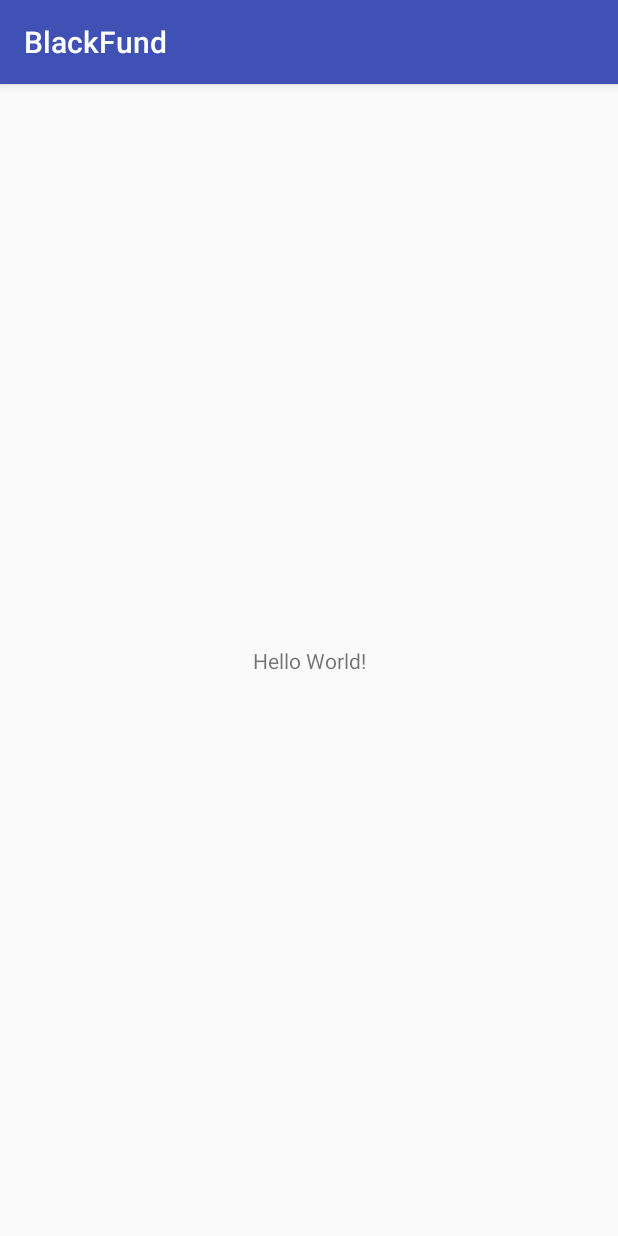
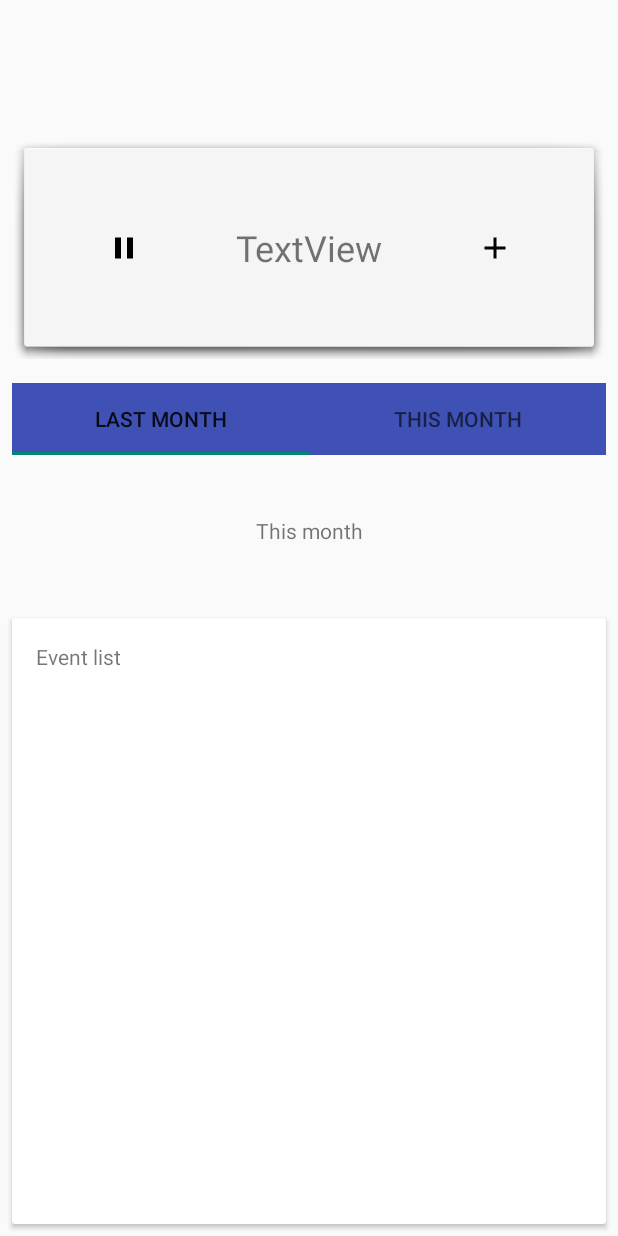
Before and after one commit to TechkidsAndroid11/First-Project-Team-2-Black-Fund, an Android app: the screen it shows after launch (MainActivity), on a phone screen of 412 x 824 dp. Run offline under Robolectric (Android 15) with nearby library versions, the phone set to English and light mode, and no system bars.

Commit message:
add Main Activity

```diff
--- a/BlackFund/app/build.gradle
+++ b/BlackFund/app/build.gradle
@@ -26,5 +26,10 @@ dependencies {
     })
     compile 'com.android.support:appcompat-v7:26.+'
     compile 'com.android.support.constraint:constraint-layout:1.0.2'
+    compile 'com.readystatesoftware.sqliteasset:sqliteassethelper:+'
+    compile 'com.android.support:cardview-v7:26.+'
+    compile 'com.android.support:recyclerview-v7:26.+'
+    compile 'com.squareup.picasso:picasso:2.5.2'
+    compile 'com.android.support:design:26.+'
     testCompile 'junit:junit:4.12'
 }
--- a/BlackFund/app/src/main/AndroidManifest.xml
+++ b/BlackFund/app/src/main/AndroidManifest.xml
@@ -9,14 +9,16 @@
         android:roundIcon="@mipmap/ic_launcher_round"
         android:supportsRtl="true"
         android:theme="@style/AppTheme">
-        <activity android:name=".MainActivity">
+        <activity android:name=".activities.MainActivity"
+            android:theme="@style/Theme.AppCompat.Light.NoActionBar">
             <intent-filter>
                 <action android:name="android.intent.action.MAIN" />
 
                 <category android:name="android.intent.category.LAUNCHER" />
             </intent-filter>
         </activity>
-        <activity android:name=".ThemGhiChu"></activity>
+        <activity android:name=".activities.ThemGhiChu"
+            android:theme="@style/Theme.AppCompat.Light.NoActionBar"></activity>
     </application>
 
 </manifest>
--- a/BlackFund/app/src/main/java/com/example/admins/blackfund/MainActivity.java
+++ /dev/null
@@ -1,29 +0,0 @@
-package com.example.admins.blackfund;
-
-import android.content.Intent;
-import android.support.v7.app.AppCompatActivity;
-import android.os.Bundle;
-import android.view.View;
-import android.widget.TextView;
-
-public class MainActivity extends AppCompatActivity {
-    TextView tvhell;
-
-
-    @Override
-    protected void onCreate(Bundle savedInstanceState) {
-        super.onCreate(savedInstanceState);
-        setContentView(R.layout.activity_main);
-        tvhell= (TextView) findViewById(R.id.tv_hel);
-        tvhell.setOnClickListener(new View.OnClickListener() {
-            @Override
-            public void onClick(View view) {
-                Intent intent=new Intent(MainActivity.this,ThemGhiChu.class);
-                startActivity(intent);
-            }
-        });
-
-    }
-
-
-    }
--- /dev/null
+++ b/BlackFund/app/src/main/java/com/example/admins/blackfund/activities/MainActivity.java
@@ -0,0 +1,47 @@
+package com.example.admins.blackfund.activities;
+
+import android.content.Intent;
+import android.support.v4.view.ViewPager;
+import android.support.v7.app.AppCompatActivity;
+import android.os.Bundle;
+import android.view.View;
+import android.widget.ImageView;
+import android.widget.ListView;
+import android.widget.TextView;
+
+import com.example.admins.blackfund.R;
+import com.example.admins.blackfund.adapters.OverviewPagerAdapter;
+
+public class MainActivity extends AppCompatActivity {
+    private ImageView ivPlus;
+    private ViewPager vpOverview;
+    private ListView lvEvent;
+
+    @Override
+    protected void onCreate(Bundle savedInstanceState) {
+        super.onCreate(savedInstanceState);
+        setContentView(R.layout.activity_main);
+
+        setupUI();
+        addListeners();
+    }
+
+    private void addListeners() {
+        ivPlus.setOnClickListener(new View.OnClickListener() {
+            @Override
+            public void onClick(View view) {
+                Intent intent=new Intent(MainActivity.this,ThemGhiChu.class);
+                startActivity(intent);
+            }
+        });
+    }
+
+    private void setupUI() {
+        vpOverview = (ViewPager) findViewById(R.id.vp_overview);
+        vpOverview.setAdapter(new OverviewPagerAdapter(getSupportFragmentManager()));
+
+        ivPlus = (ImageView) findViewById(R.id.iv_plus);
+    }
+
+
+}
--- /dev/null
+++ b/BlackFund/app/src/main/java/com/example/admins/blackfund/activities/OverviewFragment.java
@@ -0,0 +1,23 @@
+package com.example.admins.blackfund.activities;
+
+import android.os.Bundle;
+import android.support.annotation.Nullable;
+import android.support.v4.app.Fragment;
+import android.view.LayoutInflater;
+import android.view.View;
+import android.view.ViewGroup;
+
+import com.example.admins.blackfund.R;
+
+/**
+ * Created by Son Hoang on 10/24/2017.
+ */
+
+public class OverviewFragment extends Fragment {
+
+    @Nullable
+    @Override
+    public View onCreateView(LayoutInflater inflater, @Nullable ViewGroup container, @Nullable Bundle savedInstanceState) {
+        return inflater.inflate(R.layout.overview_fragment_tab, container, false);
+    }
+}
--- a/BlackFund/app/src/main/java/com/example/admins/blackfund/ThemGhiChu.java
+++ b/BlackFund/app/src/main/java/com/example/admins/blackfund/activities/ThemGhiChu.java
@@ -1,4 +1,4 @@
-package com.example.admins.blackfund;
+package com.example.admins.blackfund.activities;
 
 import android.app.DatePickerDialog;
 import android.icu.util.Calendar;
@@ -8,6 +8,8 @@ import android.os.Bundle;
 import android.view.View;
 import android.widget.*;
 import android.widget.DatePicker;
+
+import com.example.admins.blackfund.R;
 
 public class ThemGhiChu extends AppCompatActivity {
     private EditText etDate;
--- /dev/null
+++ b/BlackFund/app/src/main/java/com/example/admins/blackfund/adapters/OverviewPagerAdapter.java
@@ -0,0 +1,41 @@
+package com.example.admins.blackfund.adapters;
+
+import android.support.v4.app.Fragment;
+import android.support.v4.app.FragmentManager;
+import android.support.v4.app.FragmentPagerAdapter;
+
+import com.example.admins.blackfund.activities.OverviewFragment;
+
+/**
+ * Created by Son Hoang on 10/24/2017.
+ */
+
+public class OverviewPagerAdapter extends FragmentPagerAdapter {
+    private static final int PAGE_COUNT = 2;
+    private String tabTitles[] = new String[]{"Last month", "This month"};
+
+    public OverviewPagerAdapter(FragmentManager fm) {
+        super(fm);
+    }
+
+    @Override
+    public Fragment getItem(int position) {
+        switch (position){
+            case 0:
+                return new OverviewFragment();
+            case 1:
+                return new OverviewFragment();
+        }
+        return null;
+    }
+
+    @Override
+    public int getCount() {
+        return PAGE_COUNT;
+    }
+
+    @Override
+    public CharSequence getPageTitle(int position) {
+        return tabTitles[position];
+    }
+}
--- a/BlackFund/app/src/main/java/com/example/admins/blackfund/Database.java
+++ b/BlackFund/app/src/main/java/com/example/admins/blackfund/databases/BlackFundDatabase.java
@@ -1,12 +1,13 @@
-package com.example.admins.blackfund;
+package com.example.admins.blackfund.databases;
 
 import android.content.Context;
 import android.database.Cursor;
-import android.database.DatabaseErrorHandler;
 import android.database.SQLException;
 import android.database.sqlite.SQLiteDatabase;
 import android.database.sqlite.SQLiteOpenHelper;
 import android.util.Log;
+
+import com.example.admins.blackfund.models.GhiChu;
 
 import java.util.ArrayList;
 
@@ -14,10 +15,9 @@ import java.util.ArrayList;
  * Created by Admins on 10/23/2017.
  */
 
-public class Database extends SQLiteOpenHelper {
+public class BlackFundDatabase extends SQLiteOpenHelper {
     public static final String TABLE_NOTE = "TB_GHiCHU";
     public static final String DATABASE_NAME="ghiChu.db";
-
     public static final int DATA_VERSION = 1;
     public static final String KEY_ID_GHICHU = "id";
     public static final String KEY_TIEN = "TIEN";
@@ -25,43 +25,44 @@ public class Database extends SQLiteOpenHelper {
     public static final String KEY_DATE = "DATE";
     private static final String KEY_CHONNHOM="LYDO";
 
+    public static final String CREAT_TABLE_GHICHU = "CREATE TABLE " +
+            TABLE_NOTE + "(" +
+            KEY_ID_GHICHU + " INTEGER PRIMARY KEY AUTOINCREMENT NOT NULL" + ", " +
+            KEY_TIEN + " TEXT NOT NULL" + "," +
+            KEY_CHONNHOM + " TEXT NOT NULL"+ "," +
+            KEY_GHICHU + " TEXT NOT NULL "+ "," +
+            KEY_DATE + " TEXT NOT NULL " + ")";
 
+    private static final String TAG = BlackFundDatabase.class.toString() ;
+    private SQLiteDatabase db;
+    public static BlackFundDatabase blackFundDatabase;
 
-    public static final String CREAT_TABLE_GHICHU = "CREATE TABLE " + TABLE_NOTE + "(" +
-            KEY_ID_GHICHU + " INTEGER PRIMARY KEY AUTOINCREMENT NOT NULL" +
-            ", " + KEY_TIEN + " TEXT NOT NULL" +
-            "," + KEY_CHONNHOM + " TEXT NOT NULL"+ "," + KEY_GHICHU + " TEXT NOT NULL "+ "," + KEY_DATE + " TEXT NOT NULL " + ")";
-    private static final String TAG = Database.class.toString() ;
+    public static BlackFundDatabase getInstance(Context context) {
+        if (blackFundDatabase == null) {
+            blackFundDatabase = new BlackFundDatabase(context);
+        }
+        return blackFundDatabase;
+    }
 
-    private SQLiteDatabase db;
-    public static Database database;
-    public static Database getInstance(Context context) {
-        if (database == null) {
-            database = new Database (context);
-        }
-        return database;
-    }
-    public Database (Context context) {
+    public BlackFundDatabase(Context context) {
         super(context, DATABASE_NAME, null, DATA_VERSION);
     }
 
     @Override
     public void onCreate(SQLiteDatabase sqLiteDatabase) {
         try {
-            // tao database
+            // tao blackFundDatabase
             db.execSQL(CREAT_TABLE_GHICHU);
         } catch (SQLException e) {
             e.printStackTrace();
         }
     }
 
-
-
-
     @Override
     public void onUpgrade(SQLiteDatabase sqLiteDatabase, int i, int i1) {
 
     }
+
     public ArrayList<GhiChu> getListGhiChu() {
         ArrayList<GhiChu> list = new ArrayList<>();
         getWritableDatabase();
--- a/BlackFund/app/src/main/java/com/example/admins/blackfund/GhiChu.java
+++ b/BlackFund/app/src/main/java/com/example/admins/blackfund/models/GhiChu.java
@@ -1,4 +1,4 @@
-package com.example.admins.blackfund;
+package com.example.admins.blackfund.models;
 
 import java.io.Serializable;
 
--- /dev/null
+++ b/BlackFund/app/src/main/res/drawable/ic_add_black_24dp.xml
@@ -0,0 +1,9 @@
+<vector xmlns:android="http://schemas.android.com/apk/res/android"
+        android:width="24dp"
+        android:height="24dp"
+        android:viewportWidth="24.0"
+        android:viewportHeight="24.0">
+    <path
+        android:fillColor="#FF000000"
+        android:pathData="M19,13h-6v6h-2v-6H5v-2h6V5h2v6h6v2z"/>
+</vector>
--- /dev/null
+++ b/BlackFund/app/src/main/res/drawable/ic_pause_black_24dp.xml
@@ -0,0 +1,9 @@
+<vector xmlns:android="http://schemas.android.com/apk/res/android"
+        android:width="24dp"
+        android:height="24dp"
+        android:viewportWidth="24.0"
+        android:viewportHeight="24.0">
+    <path
+        android:fillColor="#FF000000"
+        android:pathData="M6,19h4L10,5L6,5v14zM14,5v14h4L18,5h-4z"/>
+</vector>
--- a/BlackFund/app/src/main/res/layout/activity_main.xml
+++ b/BlackFund/app/src/main/res/layout/activity_main.xml
@@ -4,16 +4,154 @@
     xmlns:tools="http://schemas.android.com/tools"
     android:layout_width="match_parent"
     android:layout_height="match_parent"
-    tools:context="com.example.admins.blackfund.MainActivity">
+    tools:context="com.example.admins.blackfund.activities.MainActivity">
+
+    <android.support.constraint.Guideline
+        android:id="@+id/guideline4"
+        android:layout_width="wrap_content"
+        android:layout_height="wrap_content"
+        android:orientation="horizontal"
+        app:layout_constraintGuide_percent="0.1"
+        tools:layout_editor_absoluteY="60dp"
+        tools:layout_editor_absoluteX="0dp" />
+
+    <android.support.constraint.Guideline
+        android:id="@+id/guideline5"
+        android:layout_width="wrap_content"
+        android:layout_height="wrap_content"
+        android:orientation="horizontal"
+        app:layout_constraintGuide_percent="0.30016583"
+        tools:layout_editor_absoluteY="181dp"
+        tools:layout_editor_absoluteX="0dp" />
+
+    <android.support.constraint.Guideline
+        android:id="@+id/guideline"
+        android:layout_width="wrap_content"
+        android:layout_height="wrap_content"
+        android:orientation="horizontal"
+        app:layout_constraintGuide_percent="0.5" />
+
+    <View
+        android:id="@+id/v_money_content"
+        android:layout_width="0dp"
+        android:layout_height="0dp"
+        android:layout_marginBottom="8dp"
+        android:layout_marginEnd="8dp"
+        android:layout_marginLeft="8dp"
+        android:layout_marginRight="8dp"
+        android:layout_marginStart="8dp"
+        android:layout_marginTop="8dp"
+        android:background="@android:drawable/dialog_holo_light_frame"
+        app:layout_constraintBottom_toTopOf="@+id/guideline5"
+        app:layout_constraintHorizontal_bias="0.0"
+        app:layout_constraintLeft_toLeftOf="parent"
+        app:layout_constraintRight_toRightOf="parent"
+        app:layout_constraintTop_toTopOf="@+id/guideline4"
+        app:layout_constraintVertical_bias="0.0" />
+
+    <!--<ListView-->
+    <!--android:id="@+id/lv_item_list"-->
+    <!--android:layout_width="0dp"-->
+    <!--android:layout_height="0dp"-->
+    <!--android:layout_marginBottom="8dp"-->
+    <!--android:layout_marginLeft="8dp"-->
+    <!--android:layout_marginRight="8dp"-->
+    <!--android:layout_marginTop="8dp"-->
+    <!--app:layout_constraintBottom_toBottomOf="parent"-->
+    <!--app:layout_constraintHorizontal_bias="0.0"-->
+    <!--app:layout_constraintLeft_toLeftOf="parent"-->
+    <!--app:layout_constraintRight_toRightOf="parent"-->
+    <!--app:layout_constraintTop_toTopOf="@+id/guideline"-->
+    <!--app:layout_constraintVertical_bias="0.494" />-->
 
     <TextView
+        android:id="@+id/tv_money"
         android:layout_width="wrap_content"
         android:layout_height="wrap_content"
-        android:text="Hello World!"
-        android:id="@+id/tv_hel"
-        app:layout_constraintBottom_toBottomOf="parent"
+        android:layout_marginBottom="8dp"
+        android:layout_marginLeft="8dp"
+        android:layout_marginRight="8dp"
+        android:layout_marginTop="8dp"
+        android:text="TextView"
+        android:textSize="24sp"
+        app:layout_constraintBottom_toBottomOf="@+id/v_money_content"
+        app:layout_constraintLeft_toLeftOf="@+id/v_money_content"
+        app:layout_constraintRight_toRightOf="@+id/v_money_content"
+        app:layout_constraintTop_toTopOf="@+id/v_money_content" />
+
+    <ImageView
+        android:id="@+id/iv_plus"
+        android:layout_width="wrap_content"
+        android:layout_height="wrap_content"
+        android:layout_marginBottom="8dp"
+        android:layout_marginLeft="8dp"
+        android:layout_marginRight="8dp"
+        android:layout_marginTop="8dp"
+        app:layout_constraintBottom_toTopOf="@+id/guideline5"
+        app:layout_constraintLeft_toRightOf="@+id/tv_money"
+        app:layout_constraintRight_toRightOf="@+id/v_money_content"
+        app:layout_constraintTop_toTopOf="@+id/guideline4"
+        app:srcCompat="@drawable/ic_add_black_24dp" />
+
+    <ImageView
+        android:id="@+id/iv_minus"
+        android:layout_width="wrap_content"
+        android:layout_height="wrap_content"
+        android:layout_marginBottom="8dp"
+        android:layout_marginLeft="8dp"
+        android:layout_marginRight="8dp"
+        android:layout_marginTop="8dp"
+        app:layout_constraintBottom_toTopOf="@+id/guideline5"
+        app:layout_constraintLeft_toLeftOf="@+id/v_money_content"
+        app:layout_constraintRight_toLeftOf="@+id/tv_money"
+        app:layout_constraintTop_toTopOf="@+id/guideline4"
+        app:srcCompat="@drawable/ic_pause_black_24dp" />
+
+    <android.support.v4.view.ViewPager
+        android:id="@+id/vp_overview"
+        android:layout_width="0dp"
+        android:layout_height="0dp"
+        android:layout_marginBottom="8dp"
+        android:layout_marginLeft="8dp"
+        android:layout_marginRight="8dp"
+        android:layout_marginTop="8dp"
+        app:layout_constraintBottom_toTopOf="@+id/cv_overview"
+        app:layout_constraintHorizontal_bias="0.0"
         app:layout_constraintLeft_toLeftOf="parent"
         app:layout_constraintRight_toRightOf="parent"
-        app:layout_constraintTop_toTopOf="parent" />
+        app:layout_constraintTop_toTopOf="@+id/guideline5"
+        app:layout_constraintVertical_bias="0.0">
+
+        <android.support.design.widget.TabLayout
+            android:id="@+id/tl_overview_tab"
+            android:layout_width="match_parent"
+            android:layout_height="wrap_content"
+            android:background="@color/colorPrimary">
+
+        </android.support.design.widget.TabLayout>
+    </android.support.v4.view.ViewPager>
+
+    <android.support.v7.widget.CardView
+        android:id="@+id/cv_overview"
+        android:layout_width="0dp"
+        android:layout_height="0dp"
+        android:layout_marginBottom="8dp"
+        android:layout_marginLeft="8dp"
+        android:layout_marginRight="8dp"
+        android:layout_marginTop="0dp"
+        app:layout_constraintBottom_toBottomOf="parent"
+        app:layout_constraintHorizontal_bias="1.0"
+        app:layout_constraintLeft_toLeftOf="parent"
+        app:layout_constraintRight_toRightOf="parent"
+        app:layout_constraintTop_toTopOf="@+id/guideline"
+        app:layout_constraintVertical_bias="1.0">
+
+        <TextView
+            android:layout_width="wrap_content"
+            android:layout_height="wrap_content"
+            android:layout_margin="@dimen/margin_def"
+            android:text="Event list" />
+
+    </android.support.v7.widget.CardView>
 
 </android.support.constraint.ConstraintLayout>
--- a/BlackFund/app/src/main/res/layout/activity_them_giao_dich.xml
+++ b/BlackFund/app/src/main/res/layout/activity_them_giao_dich.xml
@@ -10,7 +10,7 @@ android:layout_width="match_parent"
 
     android:layout_weight="5"
 android:layout_height="match_parent"
-tools:context="com.example.admins.blackfund.ThemGhiChu">
+tools:context="com.example.admins.blackfund.activities.ThemGhiChu">
 
     <LinearLayout
         android:layout_width="match_parent"
--- /dev/null
+++ b/BlackFund/app/src/main/res/layout/event_list.xml
@@ -0,0 +1,32 @@
+<?xml version="1.0" encoding="utf-8"?>
+<LinearLayout xmlns:android="http://schemas.android.com/apk/res/android"
+    xmlns:app="http://schemas.android.com/apk/res-auto"
+    android:orientation="vertical"
+    android:layout_width="match_parent"
+    android:layout_height="match_parent">
+
+    <android.support.v7.widget.CardView
+        android:layout_width="match_parent"
+        android:layout_height="match_parent"
+        android:layout_margin="10dp">
+
+        <android.support.constraint.ConstraintLayout
+            android:layout_width="match_parent"
+            android:layout_height="match_parent">
+
+            <TextView
+                android:layout_width="wrap_content"
+                android:layout_height="wrap_content"
+                android:text="Black Fund"
+                android:layout_marginRight="8dp"
+                app:layout_constraintRight_toRightOf="parent"
+                app:layout_constraintTop_toTopOf="parent"
+                android:layout_marginTop="8dp"
+                android:layout_marginLeft="8dp"
+                app:layout_constraintLeft_toLeftOf="parent"
+                app:layout_constraintBottom_toBottomOf="parent"
+                android:layout_marginBottom="8dp" />
+
+        </android.support.constraint.ConstraintLayout>
+    </android.support.v7.widget.CardView>
+</LinearLayout>
--- /dev/null
+++ b/BlackFund/app/src/main/res/layout/overview_fragment_tab.xml
@@ -0,0 +1,23 @@
+<?xml version="1.0" encoding="utf-8"?>
+<android.support.constraint.ConstraintLayout xmlns:android="http://schemas.android.com/apk/res/android"
+    xmlns:app="http://schemas.android.com/apk/res-auto"
+    android:orientation="vertical"
+    android:layout_width="match_parent"
+    android:layout_height="match_parent">
+
+    <TextView
+        android:layout_width="wrap_content"
+        android:layout_height="wrap_content"
+        app:layout_constraintTop_toTopOf="parent"
+        android:layout_marginTop="8dp"
+        android:layout_marginLeft="8dp"
+        app:layout_constraintLeft_toLeftOf="parent"
+        android:layout_marginRight="8dp"
+        app:layout_constraintRight_toRightOf="parent"
+        app:layout_constraintBottom_toBottomOf="parent"
+        android:layout_marginBottom="8dp"
+        android:text="This month"
+        android:layout_marginStart="8dp"
+        android:layout_marginEnd="8dp" />
+
+</android.support.constraint.ConstraintLayout>
--- /dev/null
+++ b/BlackFund/app/src/main/res/values/dimens.xml
@@ -0,0 +1,4 @@
+<?xml version="1.0" encoding="utf-8"?>
+<resources>
+    <dimen name="margin_def">16dp</dimen>
+</resources>
```
